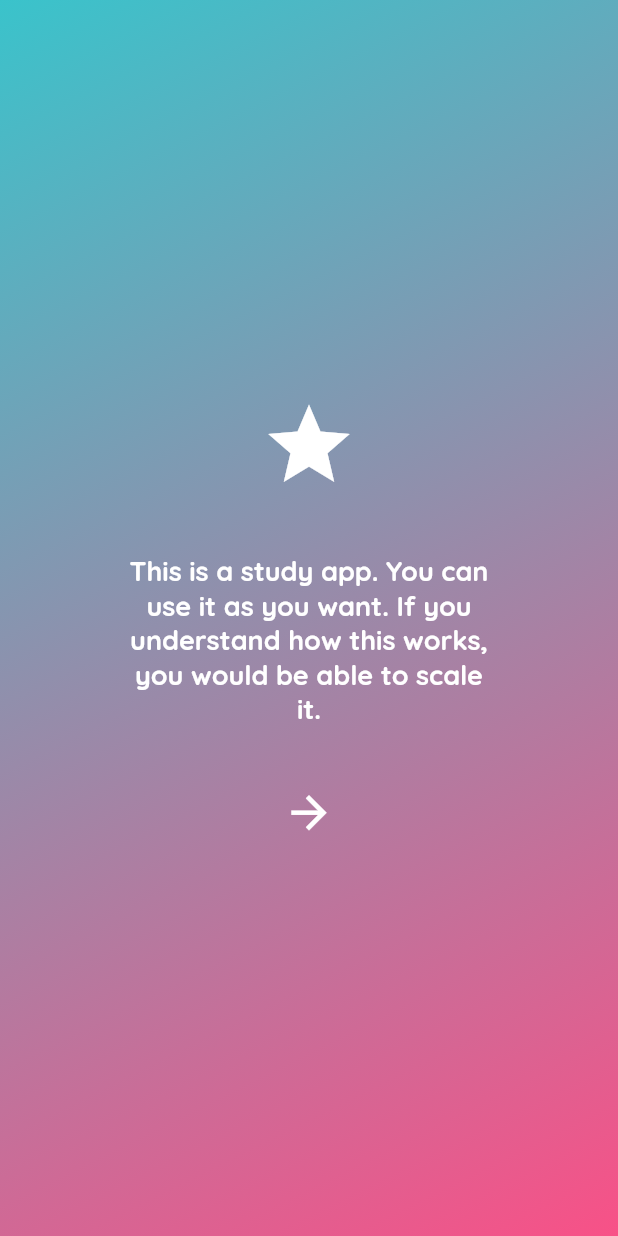
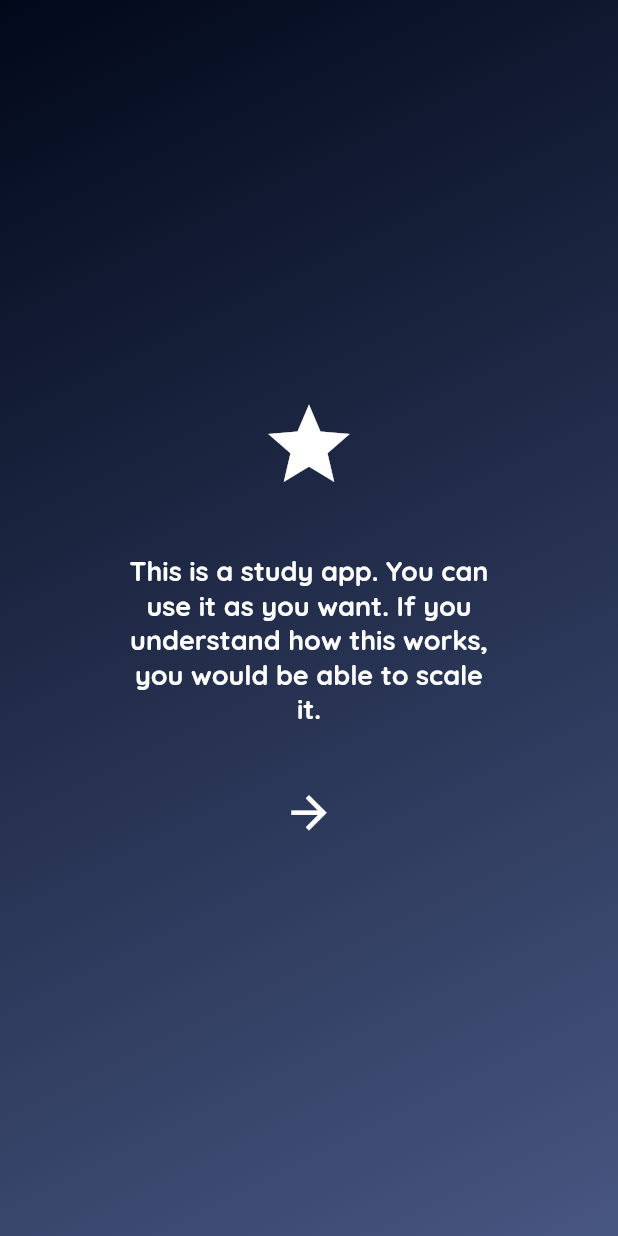
Before and after one commit to ChathraNavoda/Educational_app, a Flutter app: the screen it shows after launch, on a phone screen of 412 x 824 dp. Run offline on Flutter 3.47's test engine with Material 2 defaults, Android fonts, the phone set to English and light mode, and no system bars; our stand-ins replace cloud_firestore, firebase_core, get, google_fonts; missing offline and left inert: dart:ffi; accounts and stored records are empty; project files that could hold a hidden picture were left out.

Commit message:
finish the dark theme

```diff
--- a/lib/configs/themes/app_dark_theme.dart
+++ b/lib/configs/themes/app_dark_theme.dart
@@ -1,4 +1,17 @@
+import 'package:educational_app/configs/themes/sub_theme_data_mixin.dart';
 import 'package:flutter/cupertino.dart';
+import 'package:flutter/material.dart';
 
-const Color primaryDarkColorDark = Color(0xFF2e3c62);
-const Color primaryColorDark = Color(0xFF99ace1);
+const Color primaryDarkColorDark = Color.fromARGB(255, 1, 8, 26);
+const Color primaryColorDark = Color.fromARGB(255, 71, 86, 129);
+const Color mainTextColorDark = Colors.white;
+
+class DarkTheme with SubThemeData {
+  ThemeData buildDarkTheme() {
+    final ThemeData systemDarkTheme = ThemeData.dark();
+    return systemDarkTheme.copyWith(
+        iconTheme: getIconTheme(),
+        textTheme: getTextThemes().apply(
+            bodyColor: mainTextColorDark, displayColor: mainTextColorDark));
+  }
+}
--- a/lib/configs/themes/app_light_theme.dart
+++ b/lib/configs/themes/app_light_theme.dart
@@ -4,14 +4,14 @@ import 'package:flutter/material.dart';
 
 const Color primaryLightColorLight = Color(0xFF3ac3cb);
 const Color primaryColorLight = Color(0xFFf85187);
-const Color mainTextColor = Color.fromARGB(255, 40, 40, 40);
+const Color mainTextColorLight = Color.fromARGB(255, 40, 40, 40);
 
 class LightTheme with SubThemeData {
   buildLightTheme() {
     final ThemeData systemLightTheme = ThemeData.light();
     return systemLightTheme.copyWith(
         iconTheme: getIconTheme(),
-        textTheme: getTextThemes()
-            .apply(bodyColor: mainTextColor, displayColor: mainTextColor));
+        textTheme: getTextThemes().apply(
+            bodyColor: mainTextColorLight, displayColor: mainTextColorLight));
   }
 }
--- a/lib/main.dart
+++ b/lib/main.dart
@@ -1,4 +1,5 @@
 import 'package:educational_app/bindings/initial_bindings.dart';
+import 'package:educational_app/configs/themes/app_dark_theme.dart';
 import 'package:educational_app/configs/themes/app_light_theme.dart';
 import 'package:educational_app/data_uploader_screen.dart';
 import 'package:educational_app/firebase_options.dart';
@@ -27,7 +28,7 @@ class MyApp extends StatelessWidget {
   @override
   Widget build(BuildContext context) {
     return GetMaterialApp(
-        theme: LightTheme().buildLightTheme(),
+        theme: DarkTheme().buildDarkTheme(),
         debugShowCheckedModeBanner: false,
         getPages: AppRoutes.routes());
   }
```
